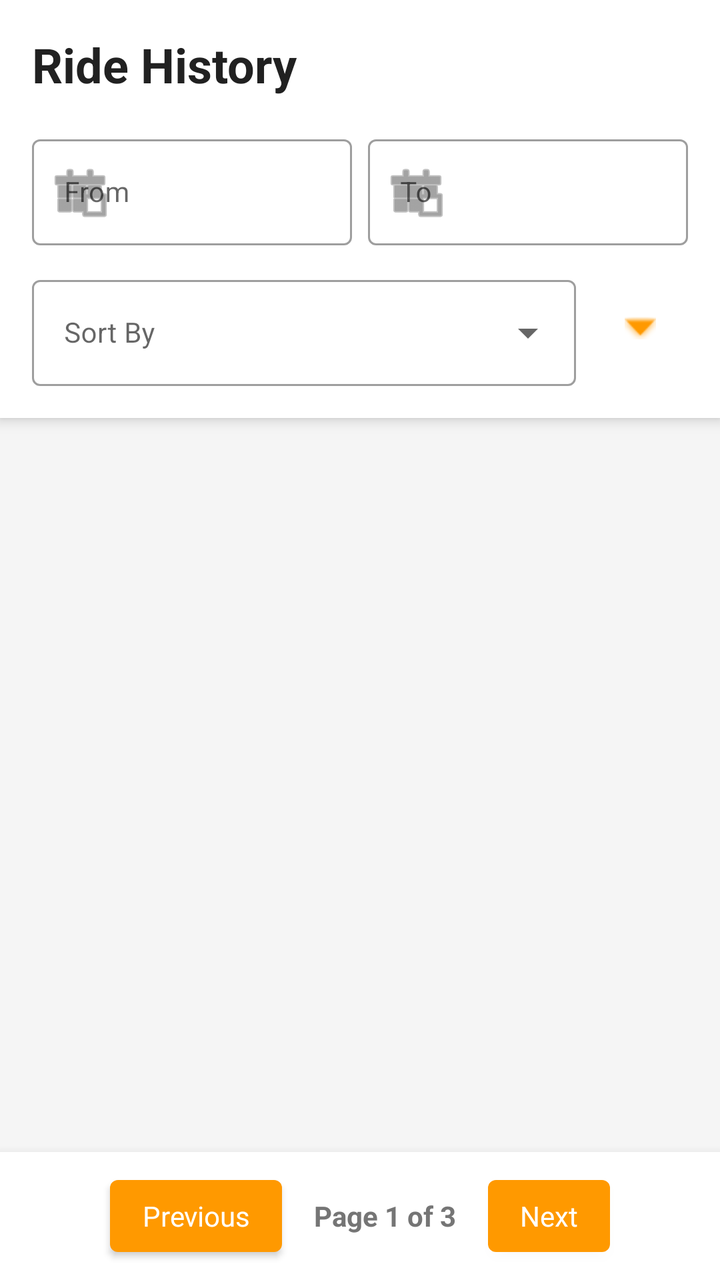
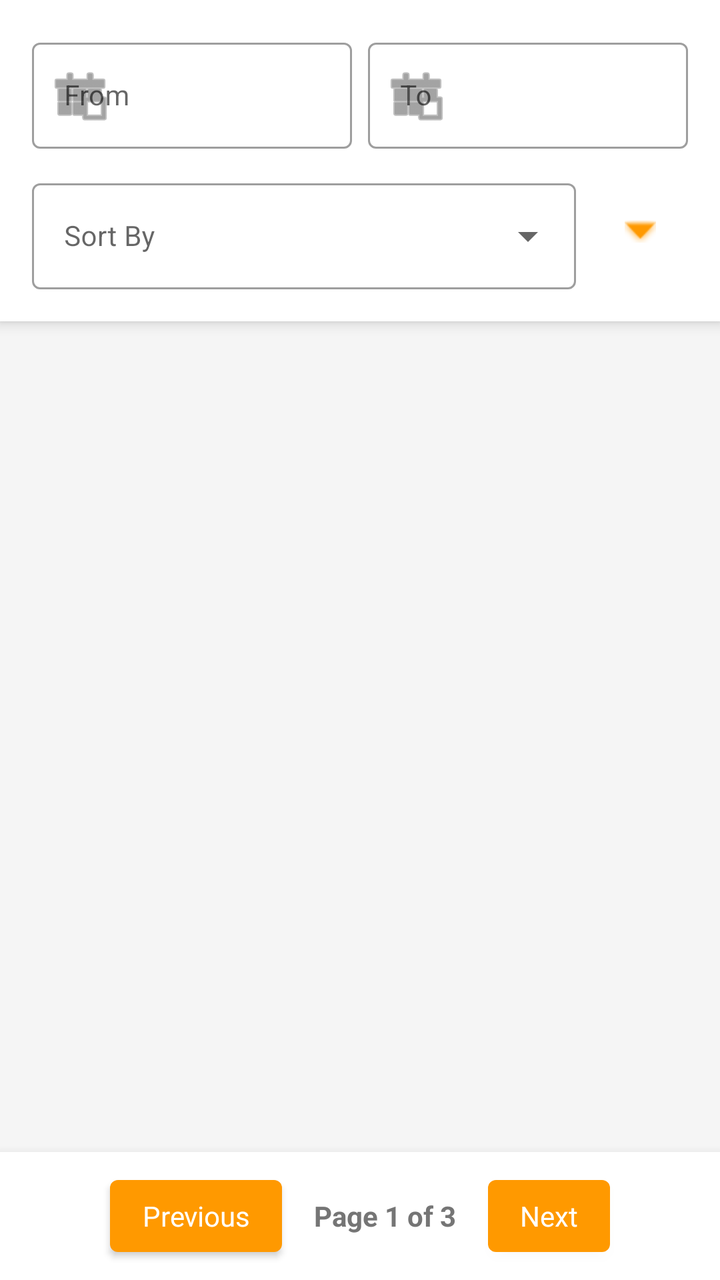

Before-and-after screenshots of an Android layout around one commit, followed by the original layout XML and the change that was made.
<!-- AndroidManifest.xml: application theme Theme.FleetForge -->
<!-- res/layout/fragment_passenger_history.xml -->
<?xml version="1.0" encoding="utf-8"?>
<LinearLayout xmlns:android="http://schemas.android.com/apk/res/android"
    xmlns:app="http://schemas.android.com/apk/res-auto"
    xmlns:tools="http://schemas.android.com/tools"
    android:layout_width="match_parent"
    android:layout_height="match_parent"
    android:orientation="vertical"
    android:background="#F5F5F5"
    android:fitsSystemWindows="true"
    tools:context=".fragments.passenger.PassengerHistoryFragment">

    <LinearLayout
        android:layout_width="match_parent"
        android:layout_height="wrap_content"
        android:orientation="vertical"
        android:background="@android:color/white"
        android:padding="16dp"
        android:elevation="4dp">

        <TextView
            android:layout_width="wrap_content"
            android:layout_height="wrap_content"
            android:text="Ride History"
            android:textSize="24sp"
            android:textStyle="bold"
            android:textColor="#212121"
            android:layout_marginBottom="16dp" />

        <LinearLayout
            android:layout_width="match_parent"
            android:layout_height="wrap_content"
            android:orientation="horizontal">

            <com.google.android.material.textfield.TextInputLayout
                android:layout_width="0dp"
                android:layout_height="wrap_content"
                android:layout_weight="1"
                android:layout_marginEnd="4dp"
                style="@style/Widget.MaterialComponents.TextInputLayout.OutlinedBox"
                app:startIconDrawable="@android:drawable/ic_menu_today">

                <com.google.android.material.textfield.TextInputEditText
                    android:id="@+id/et_date_from"
                    android:layout_width="match_parent"
                    android:layout_height="wrap_content"
                    android:hint="From"
                    android:focusable="false"
                    android:clickable="true"
                    android:textSize="14sp" />
            </com.google.android.material.textfield.TextInputLayout>

            <com.google.android.material.textfield.TextInputLayout
                android:layout_width="0dp"
                android:layout_height="wrap_content"
                android:layout_weight="1"
                android:layout_marginStart="4dp"
                style="@style/Widget.MaterialComponents.TextInputLayout.OutlinedBox"
                app:startIconDrawable="@android:drawable/ic_menu_today">

                <com.google.android.material.textfield.TextInputEditText
                    android:id="@+id/et_date_to"
                    android:layout_width="match_parent"
                    android:layout_height="wrap_content"
                    android:hint="To"
                    android:focusable="false"
                    android:clickable="true"
                    android:textSize="14sp" />
            </com.google.android.material.textfield.TextInputLayout>
        </LinearLayout>

        <LinearLayout
            android:layout_width="match_parent"
            android:layout_height="wrap_content"
            android:orientation="horizontal"
            android:gravity="center_vertical"
            android:layout_marginTop="12dp">

            <com.google.android.material.textfield.TextInputLayout
                style="@style/Widget.MaterialComponents.TextInputLayout.OutlinedBox.ExposedDropdownMenu"
                android:layout_width="0dp"
                android:layout_height="wrap_content"
                android:layout_weight="1">

                <AutoCompleteTextView
                    android:id="@+id/spinner_sort_by"
                    android:layout_width="match_parent"
                    android:layout_height="wrap_content"
                    android:hint="Sort By"
                    android:inputType="none"
                    android:textSize="14sp" />
            </com.google.android.material.textfield.TextInputLayout>

            <ImageButton
                android:id="@+id/btn_sort_direction"
                android:layout_width="48dp"
                android:layout_height="48dp"
                android:layout_marginStart="8dp"
                android:background="?attr/selectableItemBackgroundBorderless"
                android:src="@android:drawable/arrow_down_float"
                android:contentDescription="Sort Direction"
                app:tint="@color/colorPrimary" />
        </LinearLayout>
    </LinearLayout>

    <ListView
        android:id="@+id/history_list"
        android:layout_width="match_parent"
        android:layout_height="0dp"
        android:layout_weight="1"
        android:divider="@android:color/transparent"
        android:dividerHeight="8dp"
        android:padding="8dp"
        android:clipToPadding="false"
        tools:listitem="@layout/passenger_history_card" />

    <LinearLayout
        android:layout_width="match_parent"
        android:layout_height="wrap_content"
        android:orientation="horizontal"
        android:gravity="center"
        android:padding="8dp"
        android:background="@android:color/white"
        android:elevation="8dp">

        <Button
            android:id="@+id/btn_prev_page"
            style="@style/Widget.MaterialComponents.TextInputLayout.OutlinedBox"
            android:layout_width="wrap_content"
            android:layout_height="wrap_content"
            android:text="Previous" />

        <TextView
            android:id="@+id/tv_pagination_info"
            android:layout_width="wrap_content"
            android:layout_height="wrap_content"
            android:text="Page 1 of 3"
            android:layout_marginHorizontal="16dp"
            android:textStyle="bold"
            android:textColor="#757575" />

        <Button
            android:id="@+id/btn_next_page"
            style="@style/Widget.MaterialComponents.TextInputLayout.OutlinedBox"
            android:layout_width="wrap_content"
            android:layout_height="wrap_content"
            android:text="Next" />
    </LinearLayout>

</LinearLayout>
<!-- res/layout/passenger_history_card.xml (included above) -->
<?xml version="1.0" encoding="utf-8"?>
<com.google.android.material.card.MaterialCardView xmlns:android="http://schemas.android.com/apk/res/android"
    xmlns:app="http://schemas.android.com/apk/res-auto"
    android:layout_width="match_parent"
    android:layout_height="wrap_content"
    android:layout_margin="8dp"
    app:cardCornerRadius="12dp"
    app:cardElevation="2dp">

    <LinearLayout
        android:layout_width="match_parent"
        android:layout_height="wrap_content"
        android:orientation="vertical">

        <LinearLayout
            android:id="@+id/ll_collapsed_view"
            android:layout_width="match_parent"
            android:layout_height="wrap_content"
            android:orientation="vertical"
            android:padding="16dp">

            <TextView
                android:id="@+id/tv_ride_date"
                android:layout_width="wrap_content"
                android:layout_height="wrap_content"
                android:textStyle="bold"
                android:textColor="@color/text_primary"
                android:layout_marginBottom="8dp" />

            <LinearLayout
                android:layout_width="match_parent"
                android:layout_height="wrap_content"
                android:orientation="horizontal"
                android:layout_marginBottom="4dp">
                <ImageView
                    android:layout_width="20dp"
                    android:layout_height="20dp"
                    android:src="@android:drawable/ic_menu_mylocation"
                    app:tint="@color/colorPrimary" />
                <TextView
                    android:id="@+id/tv_start_address"
                    android:layout_width="wrap_content"
                    android:layout_height="wrap_content"
                    android:layout_marginStart="8dp"
                    android:textColor="@color/text_secondary"
                    android:textSize="14sp" />
            </LinearLayout>

            <LinearLayout
                android:layout_width="match_parent"
                android:layout_height="wrap_content"
                android:orientation="horizontal"
                android:layout_marginBottom="8dp">
                <ImageView
                    android:layout_width="20dp"
                    android:layout_height="20dp"
                    android:src="@android:drawable/ic_menu_mapmode"
                    app:tint="@color/colorAccent" />
                <TextView
                    android:id="@+id/tv_end_address"
                    android:layout_width="wrap_content"
                    android:layout_height="wrap_content"
                    android:layout_marginStart="8dp"
                    android:textColor="@color/text_secondary"
                    android:textSize="14sp" />
            </LinearLayout>

            <TextView
                android:id="@+id/tv_status_time"
                android:layout_width="wrap_content"
                android:layout_height="wrap_content"
                android:textSize="12sp"
                android:textColor="@color/text_secondary"
                android:layout_marginBottom="12dp"/>

            <LinearLayout
                android:layout_width="match_parent"
                android:layout_height="wrap_content"
                android:orientation="horizontal">
                <Button android:id="@+id/btn_details" android:layout_width="0dp" android:layout_height="wrap_content" android:layout_weight="1" style="@style/Widget.MaterialComponents.Button.OutlinedButton" android:text="Details" />
                <Button android:id="@+id/btn_rate" android:layout_width="0dp" android:layout_height="wrap_content" android:layout_weight="1" style="@style/Widget.MaterialComponents.Button.OutlinedButton" android:text="Rate" />
                <ImageButton android:id="@+id/heart_button" android:layout_width="48dp" android:layout_height="48dp" android:background="?attr/selectableItemBackgroundBorderless" android:src="@drawable/heart_change" />
            </LinearLayout>
        </LinearLayout>

        <LinearLayout
            android:id="@+id/ll_expanded_view"
            android:layout_width="match_parent"
            android:layout_height="wrap_content"
            android:orientation="vertical"
            android:visibility="gone"
            android:padding="16dp"
            android:background="@android:color/white">

            <org.osmdroid.views.MapView
                android:id="@+id/map_view"
                android:layout_width="match_parent"
                android:layout_height="200dp"
                android:layout_marginBottom="12dp" />

            <include layout="@layout/layout_ride_details_content" />

            <Button
                android:id="@+id/btn_hide_details"
                android:layout_width="wrap_content"
                android:layout_height="wrap_content"
                android:layout_gravity="center"
                android:text="Hide Details"
                style="@style/Widget.MaterialComponents.Button.TextButton"/>
        </LinearLayout>
    </LinearLayout>
</com.google.android.material.card.MaterialCardView>
<!-- res/layout/layout_ride_details_content.xml (included above) -->
<?xml version="1.0" encoding="utf-8"?>
<LinearLayout xmlns:android="http://schemas.android.com/apk/res/android"
    android:layout_width="match_parent"
    android:layout_height="wrap_content"
    xmlns:app="http://schemas.android.com/apk/res-auto"
    android:orientation="vertical">

    <LinearLayout
        android:layout_width="match_parent"
        android:layout_height="wrap_content"
        android:orientation="horizontal"
        android:gravity="center_vertical"
        android:paddingBottom="12dp">

        <com.google.android.material.imageview.ShapeableImageView
            android:id="@+id/iv_driver_img"
            android:layout_width="50dp"
            android:layout_height="50dp"
            android:scaleType="centerCrop"
            android:background="@color/background_gray"
            app:shapeAppearanceOverlay="@style/CircleImageStyle"/>

        <LinearLayout
            android:layout_width="0dp"
            android:layout_height="wrap_content"
            android:layout_weight="1"
            android:layout_marginStart="12dp"
            android:orientation="vertical">

            <TextView
                android:id="@+id/tv_driver_name"
                android:layout_width="wrap_content"
                android:layout_height="wrap_content"
                android:textStyle="bold"
                android:textColor="@color/text_primary" />

            <TextView
                android:id="@+id/tv_driver_phone"
                android:layout_width="wrap_content"
                android:layout_height="wrap_content"
                android:textColor="@color/text_secondary" />

        </LinearLayout>
    </LinearLayout>

    <LinearLayout
        android:layout_width="match_parent"
        android:layout_height="wrap_content"
        android:orientation="horizontal"
        android:weightSum="2">

        <TextView
            android:id="@+id/tv_detail_distance"
            android:layout_width="0dp"
            android:layout_height="wrap_content"
            android:layout_weight="1"
            android:textColor="@color/text_secondary"
            android:text="Distance: 0km" />

        <TextView
            android:id="@+id/tv_detail_price"
            android:layout_width="0dp"
            android:layout_height="wrap_content"
            android:layout_weight="1"
            android:textStyle="bold"
            android:textColor="@color/colorPrimary"
            android:text="Cost: 0 RSD" />
    </LinearLayout>

    <TextView
        android:id="@+id/tv_detail_vehicle"
        android:layout_width="wrap_content"
        android:layout_height="wrap_content"
        android:layout_marginTop="4dp"
        android:text="Vehicle: Standard"
        android:textColor="@color/text_secondary" />
    
    <TextView
        android:id="@+id/tv_detail_duration"
        android:layout_width="wrap_content"
        android:layout_height="wrap_content"
        android:layout_marginTop="4dp"
        android:text="Duration: 0 min"
        android:textColor="@color/text_secondary" />

    
    <TextView
        android:id="@+id/tv_driver_rating"
        android:layout_width="wrap_content"
        android:layout_height="wrap_content"
        android:layout_marginTop="4dp"
        android:text="Driver rating: ★★★★★"
        android:textColor="@color/text_secondary" />

    <TextView
        android:id="@+id/tv_vehicle_rating"
        android:layout_width="wrap_content"
        android:layout_height="wrap_content"
        android:text="Vehicle rating: ★★★★★"
        android:textColor="@color/text_secondary"/>

    
    <TextView
        android:id="@+id/tv_inconsistencies"
        android:layout_width="wrap_content"
        android:layout_height="wrap_content"
        android:layout_marginTop="4dp"
        android:textColor="@android:color/holo_red_dark"
        android:text="Inconsistencies: None" />

    
    <TextView
        android:id="@+id/tv_detail_datetime"
        android:layout_width="wrap_content"
        android:layout_height="wrap_content"
        android:layout_marginTop="8dp"
        android:textColor="@color/text_secondary"
        android:text="02/15/26, 9:00 AM" />


</LinearLayout>
<!-- resources referenced by this layout -->
<resources>
  <color name="background_gray">#F5F5F5</color>
  <color name="colorAccent">#3E5855</color>
  <color name="colorPrimary">#FF9900</color>
  <color name="text_primary">#333333</color>
  <color name="text_secondary">#666666</color>
  <!-- drawable heart_change (drawable) -->
  <?xml version="1.0" encoding="utf-8"?>
  <selector xmlns:android="http://schemas.android.com/apk/res/android">
      <item android:drawable="@drawable/heart_red" android:state_selected="true"/>
      <item android:drawable="@drawable/heart"/>
  </selector>
  <style name="CircleImageStyle" parent="">
          <item name="cornerSize">50%</item>
      </style>
  <style name="Theme.FleetForge" parent="Theme.MaterialComponents.DayNight.NoActionBar">
          <item name="colorPrimary">@color/primary_orange</item>
          <item name="colorPrimaryVariant">@color/primary_orange_dark</item>
          <item name="colorOnPrimary">@color/white</item>
  
          <item name="colorSecondary">@color/secondary_teal</item>
          <item name="colorSecondaryVariant">@color/secondary_teal</item>
          <item name="colorOnSecondary">@color/white</item>
  
          <item name="colorError">@color/error</item>
          <item name="colorOnError">@color/white</item>
  
          <item name="colorSurface">@color/white</item>
          <item name="colorOnSurface">@color/black</item>
  
          <item name="android:colorBackground">@color/background_white</item>
  
          <item name="android:statusBarColor">?attr/colorPrimaryVariant</item>
  
          <item name="android:textColorPrimary">@color/text_primary</item>
          <item name="android:textColorSecondary">@color/text_secondary</item>
  
          <item name="colorControlHighlight">@color/background_gray</item>
      </style>
  <!-- drawable heart_red (drawable) -->
  <vector xmlns:android="http://schemas.android.com/apk/res/android" android:height="32dp" android:viewportHeight="512" android:viewportWidth="512" android:width="32dp">
        
      <path android:fillColor="#D7443E" android:pathData="M231,79C240.03,87.16 248.39,95.73 255,106C258.72,104.76 259.13,103.61 261.25,100.38C282.59,70.34 317.09,52.84 352.75,46.69C380.75,43.29 408.66,47.76 434,60C434.97,60.46 434.97,60.46 435.95,60.94C468.26,76.67 493.1,105.97 505.1,139.67C513.09,163.05 516.2,192.9 509,217C508.74,217.9 508.47,218.79 508.2,219.72C504.28,232.79 499.6,245.06 493,257C492.29,258.32 491.59,259.65 490.88,260.97C474.89,290.58 452.21,316.01 428.5,339.63C426.8,341.33 425.1,343.03 423.41,344.73C417.77,350.37 412.09,355.85 406,361C404.83,362.02 403.66,363.04 402.5,364.07C377.36,386.05 350.7,406.34 323,425C322.3,425.48 321.59,425.95 320.87,426.44C305.96,436.52 290.8,446.16 275.38,455.44C274.57,455.92 273.77,456.41 272.94,456.9C271.39,457.83 269.84,458.74 268.29,459.65C266.72,460.58 265.16,461.54 263.63,462.53C257.85,466.1 257.85,466.1 254,465.64C249.94,463.42 245.94,461.17 242,458.75C241.13,458.22 240.27,457.7 239.37,457.16C224.03,447.8 208.85,438.13 194,428C193.16,427.43 192.33,426.86 191.47,426.28C178.09,417.14 165.06,407.66 152.26,397.75C150.24,396.19 148.22,394.64 146.19,393.09C131.67,382.03 117.72,370.28 104.22,358C102.2,356.18 100.14,354.4 98.06,352.63C92.78,348.03 87.92,342.98 83,338C80.2,335.19 77.38,332.39 74.55,329.62C68.04,323.22 61.75,316.83 56.09,309.65C53.88,306.85 51.57,304.15 49.25,301.44C38.98,289.11 29.88,275.97 22,262C21.66,261.41 21.32,260.82 20.97,260.22C2.67,228.3 -6.36,189.8 2.75,153.48C3.16,151.98 3.58,150.49 4,149C4.2,148.26 4.4,147.52 4.6,146.76C14.45,110.86 38.98,81.63 70.94,63.25C121.72,35.1 186.83,41.14 231,79Z"/>
      
  </vector>
  <!-- drawable heart: vector/xml drawable (drawable, 5236 chars, omitted) -->
  <color name="primary_orange">#FF9900</color>
  <color name="primary_orange_dark">#DB8709</color>
  <color name="white">#FFFFFF</color>
  <color name="secondary_teal">#3E5855</color>
  <color name="error">#F44336</color>
  <color name="black">#000000</color>
  <color name="background_white">#FFFFFF</color>
</resources>

<!-- the commit's change to res/layout/fragment_passenger_history.xml (unified diff, before → after) -->
@@ -17,15 +17,6 @@
         android:padding="16dp"
         android:elevation="4dp">
 
-        <TextView
-            android:layout_width="wrap_content"
-            android:layout_height="wrap_content"
-            android:text="Ride History"
-            android:textSize="24sp"
-            android:textStyle="bold"
-            android:textColor="#212121"
-            android:layout_marginBottom="16dp" />
-
         <LinearLayout
             android:layout_width="match_parent"
             android:layout_height="wrap_content"
